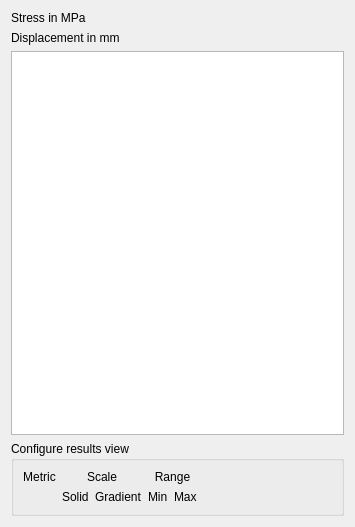
This is fembygen/Results.ui in kyuhmi/FEMbyGEN as Qt 5 draws it before an edit. The edited form follows.
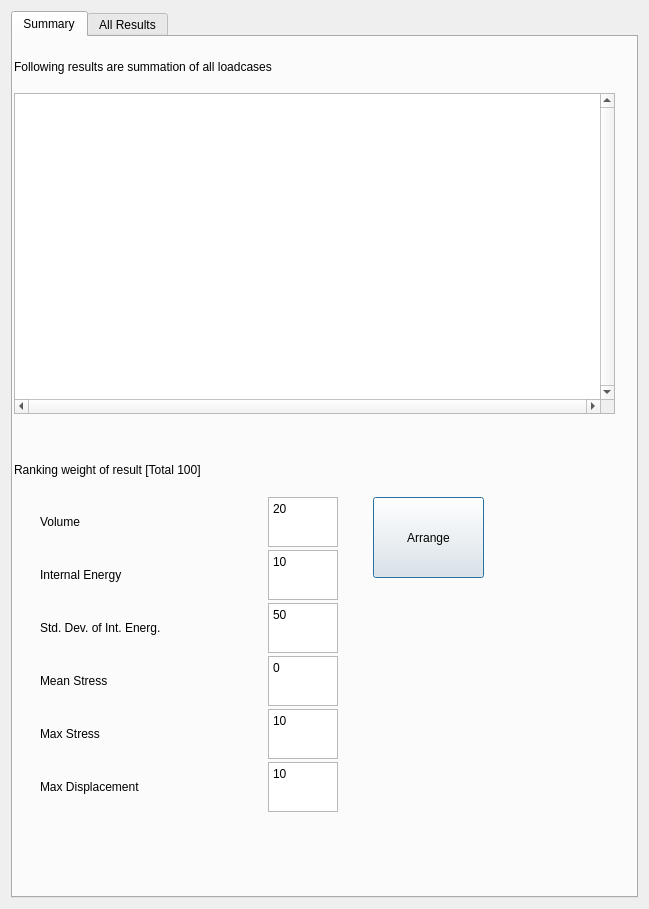
This is the edited form. The open tabs and pages were chosen to show the change.

Commit message: Summary table which is sum of all loadcases added

```diff
--- a/fembygen/Results.ui
+++ b/fembygen/Results.ui
@@ -6,8 +6,8 @@
    <rect>
     <x>0</x>
     <y>0</y>
-    <width>355</width>
-    <height>527</height>
+    <width>649</width>
+    <height>909</height>
    </rect>
   </property>
   <property name="windowTitle">
@@ -15,126 +15,303 @@
   </property>
   <layout class="QVBoxLayout" name="verticalLayout">
    <item>
-    <widget class="QLabel" name="label">
-     <property name="text">
-      <string>Stress in MPa</string>
+    <widget class="QTabWidget" name="tabWidget">
+     <property name="minimumSize">
+      <size>
+       <width>0</width>
+       <height>800</height>
+      </size>
      </property>
-    </widget>
-   </item>
-   <item>
+     <property name="currentIndex">
+      <number>1</number>
+     </property>
+     <widget class="QWidget" name="summary">
+      <attribute name="title">
+       <string>Summary</string>
+      </attribute>
     <widget class="QLabel" name="label_2">
+       <property name="geometry">
+        <rect>
+         <x>1</x>
+         <y>15</y>
+         <width>585</width>
+         <height>29</height>
+        </rect>
+       </property>
      <property name="text">
-      <string>Displacement in mm</string>
-     </property>
-    </widget>
-   </item>
-   <item>
-    <widget class="QTableView" name="resultsTable">
+        <string>Following results are summation of all loadcases</string>
+       </property>
+      </widget>
+      <widget class="QTableView" name="resultsTable_sum">
+       <property name="geometry">
+        <rect>
+         <x>1</x>
+         <y>56</y>
+         <width>601</width>
+         <height>321</height>
+        </rect>
+       </property>
      <property name="minimumSize">
       <size>
        <width>0</width>
-       <height>300</height>
+         <height>0</height>
       </size>
      </property>
      <property name="maximumSize">
       <size>
        <width>16777215</width>
-       <height>1000</height>
-      </size>
-     </property>
-    </widget>
-   </item>
-   <item>
-    <widget class="QGroupBox" name="configGroup">
-     <property name="title">
-      <string>Configure results view</string>
-     </property>
-     <layout class="QGridLayout" name="configGrid">
-      <item row="0" column="1" colspan="2">
+         <height>350</height>
+        </size>
+       </property>
+       <property name="toolTip">
+        <string>Click the row to open file</string>
+       </property>
+       <property name="verticalScrollBarPolicy">
+        <enum>Qt::ScrollBarAlwaysOn</enum>
+       </property>
+       <property name="horizontalScrollBarPolicy">
+        <enum>Qt::ScrollBarAlwaysOn</enum>
+       </property>
+       <property name="sizeAdjustPolicy">
+        <enum>QAbstractScrollArea::AdjustToContents</enum>
+       </property>
+      </widget>
        <widget class="QLabel" name="label_5">
+       <property name="geometry">
+        <rect>
+         <x>1</x>
+         <y>418</y>
+         <width>433</width>
+         <height>29</height>
+        </rect>
+       </property>
         <property name="text">
-         <string>Scale</string>
-        </property>
-        <property name="alignment">
-         <set>Qt::AlignCenter</set>
-        </property>
-       </widget>
-      </item>
-      <item row="0" column="3" colspan="2">
-       <widget class="QLabel" name="label_3">
-        <property name="text">
-         <string>Range</string>
-        </property>
-        <property name="alignment">
-         <set>Qt::AlignCenter</set>
+        <string>Ranking weight of result [Total 100]</string>
+       </property>
+      </widget>
+      <widget class="QWidget" name="gridLayoutWidget">
+       <property name="geometry">
+        <rect>
+         <x>2</x>
+         <y>460</y>
+         <width>349</width>
+         <height>317</height>
+        </rect>
+       </property>
+       <layout class="QGridLayout" name="gridLayout_2" rowstretch="1,1,0,0,0,0" columnstretch="1,1" rowminimumheight="2,2,0,0,0,0" columnminimumwidth="1,1">
+        <property name="spacing">
+         <number>3</number>
         </property>
-       </widget>
-      </item>
-      <item row="0" column="0">
-       <widget class="QLabel" name="label_4">
+        <item row="2" column="1">
+         <widget class="QPlainTextEdit" name="standarddeviation">
+          <property name="minimumSize">
+           <size>
+            <width>0</width>
+            <height>0</height>
+           </size>
+          </property>
+          <property name="maximumSize">
+           <size>
+            <width>70</width>
+            <height>50</height>
+           </size>
+          </property>
+          <property name="plainText">
+           <string>50</string>
+          </property>
+         </widget>
+        </item>
+        <item row="1" column="0">
+         <widget class="QLabel" name="internalenergyL">
         <property name="text">
-         <string>Metric</string>
-        </property>
-        <property name="alignment">
-         <set>Qt::AlignCenter</set>
-        </property>
-       </widget>
-      </item>
-      <item row="1" column="4">
-       <widget class="QLabel" name="label_9">
-        <property name="text">
-         <string>Max</string>
-        </property>
-        <property name="alignment">
-         <set>Qt::AlignLeading|Qt::AlignLeft|Qt::AlignVCenter</set>
-        </property>
-       </widget>
-      </item>
-      <item row="1" column="2">
-       <widget class="QLabel" name="label_7">
-        <property name="text">
-         <string>Gradient</string>
-        </property>
-        <property name="alignment">
-         <set>Qt::AlignLeading|Qt::AlignLeft|Qt::AlignVCenter</set>
+           <string>Internal Energy</string>
+          </property>
+         </widget>
+        </item>
+        <item row="0" column="1">
+         <widget class="QPlainTextEdit" name="volume">
+          <property name="sizePolicy">
+           <sizepolicy hsizetype="Expanding" vsizetype="Expanding">
+            <horstretch>0</horstretch>
+            <verstretch>0</verstretch>
+           </sizepolicy>
+          </property>
+          <property name="maximumSize">
+           <size>
+            <width>70</width>
+            <height>50</height>
+           </size>
+          </property>
+          <property name="plainText">
+           <string>20</string>
+          </property>
+         </widget>
+        </item>
+        <item row="4" column="1">
+         <widget class="QPlainTextEdit" name="maxstress">
+          <property name="maximumSize">
+           <size>
+            <width>70</width>
+            <height>50</height>
+           </size>
+          </property>
+          <property name="plainText">
+           <string>10</string>
         </property>
        </widget>
       </item>
       <item row="1" column="1">
-       <widget class="QLabel" name="label_6">
+         <widget class="QPlainTextEdit" name="internalenergy">
+          <property name="minimumSize">
+           <size>
+            <width>0</width>
+            <height>0</height>
+           </size>
+          </property>
+          <property name="maximumSize">
+           <size>
+            <width>70</width>
+            <height>50</height>
+           </size>
+          </property>
+          <property name="plainText">
+           <string>10</string>
+          </property>
+         </widget>
+        </item>
+        <item row="3" column="1">
+         <widget class="QPlainTextEdit" name="meanstress">
+          <property name="maximumSize">
+           <size>
+            <width>70</width>
+            <height>50</height>
+           </size>
+          </property>
+          <property name="plainText">
+           <string>0</string>
+          </property>
+         </widget>
+        </item>
+        <item row="2" column="0">
+         <widget class="QLabel" name="standarddeviationL">
         <property name="text">
-         <string>Solid</string>
-        </property>
-        <property name="alignment">
-         <set>Qt::AlignLeading|Qt::AlignLeft|Qt::AlignVCenter</set>
+           <string>Std. Dev. of Int. Energ.</string>
+          </property>
+         </widget>
+        </item>
+        <item row="3" column="0">
+         <widget class="QLabel" name="meanstressL">
+          <property name="text">
+           <string>Mean Stress</string>
         </property>
        </widget>
       </item>
-      <item row="1" column="3">
-       <widget class="QLabel" name="label_8">
+        <item row="5" column="1">
+         <widget class="QPlainTextEdit" name="maxdisplacement">
+          <property name="maximumSize">
+           <size>
+            <width>70</width>
+            <height>50</height>
+           </size>
+          </property>
+          <property name="plainText">
+           <string>10</string>
+          </property>
+         </widget>
+        </item>
+        <item row="5" column="0">
+         <widget class="QLabel" name="maxdisplacementL">
         <property name="text">
-         <string>Min</string>
-        </property>
-        <property name="alignment">
-         <set>Qt::AlignLeading|Qt::AlignLeft|Qt::AlignVCenter</set>
+           <string>Max Displacement</string>
+          </property>
+         </widget>
+        </item>
+        <item row="4" column="0">
+         <widget class="QLabel" name="maxstressL">
+          <property name="text">
+           <string>Max Stress</string>
         </property>
        </widget>
       </item>
-      <item row="0" column="5" rowspan="2">
-       <spacer name="horizontalSpacer">
-        <property name="orientation">
-         <enum>Qt::Horizontal</enum>
-        </property>
-        <property name="sizeHint" stdset="0">
+        <item row="0" column="0">
+         <widget class="QLabel" name="volumeL">
+          <property name="sizePolicy">
+           <sizepolicy hsizetype="Fixed" vsizetype="Preferred">
+            <horstretch>0</horstretch>
+            <verstretch>0</verstretch>
+           </sizepolicy>
+          </property>
+          <property name="maximumSize">
          <size>
-          <width>40</width>
-          <height>20</height>
-         </size>
-        </property>
-       </spacer>
+            <width>200</width>
+            <height>50</height>
+           </size>
+          </property>
+          <property name="text">
+           <string>Volume</string>
+          </property>
+          <property name="buddy">
+           <cstring>volumeL</cstring>
+          </property>
+         </widget>
       </item>
      </layout>
     </widget>
+      <widget class="QPushButton" name="pushButton">
+       <property name="geometry">
+        <rect>
+         <x>360</x>
+         <y>460</y>
+         <width>111</width>
+         <height>81</height>
+        </rect>
+       </property>
+       <property name="text">
+        <string>Arrange</string>
+       </property>
+      </widget>
+     </widget>
+     <widget class="QWidget" name="allresults">
+      <attribute name="title">
+       <string>All Results</string>
+      </attribute>
+      <widget class="QTableView" name="resultsTable_all">
+       <property name="geometry">
+        <rect>
+         <x>1</x>
+         <y>1</y>
+         <width>621</width>
+         <height>911</height>
+        </rect>
+       </property>
+       <property name="minimumSize">
+        <size>
+         <width>0</width>
+         <height>0</height>
+        </size>
+       </property>
+       <property name="maximumSize">
+        <size>
+         <width>16777215</width>
+         <height>16777215</height>
+        </size>
+       </property>
+      </widget>
+      <widget class="QLabel" name="label_3">
+       <property name="geometry">
+        <rect>
+         <x>1</x>
+         <y>921</y>
+         <width>501</width>
+         <height>29</height>
+        </rect>
+       </property>
+       <property name="text">
+        <string>You can open the files by clicking the row</string>
+       </property>
+      </widget>
+     </widget>
+    </widget>
    </item>
   </layout>
  </widget>
```
Left out of the diff: 10 changed lines with no effect on the pictures. Lines whose indentation alone changed are shown as unchanged. The commit also changes 1 other file.
